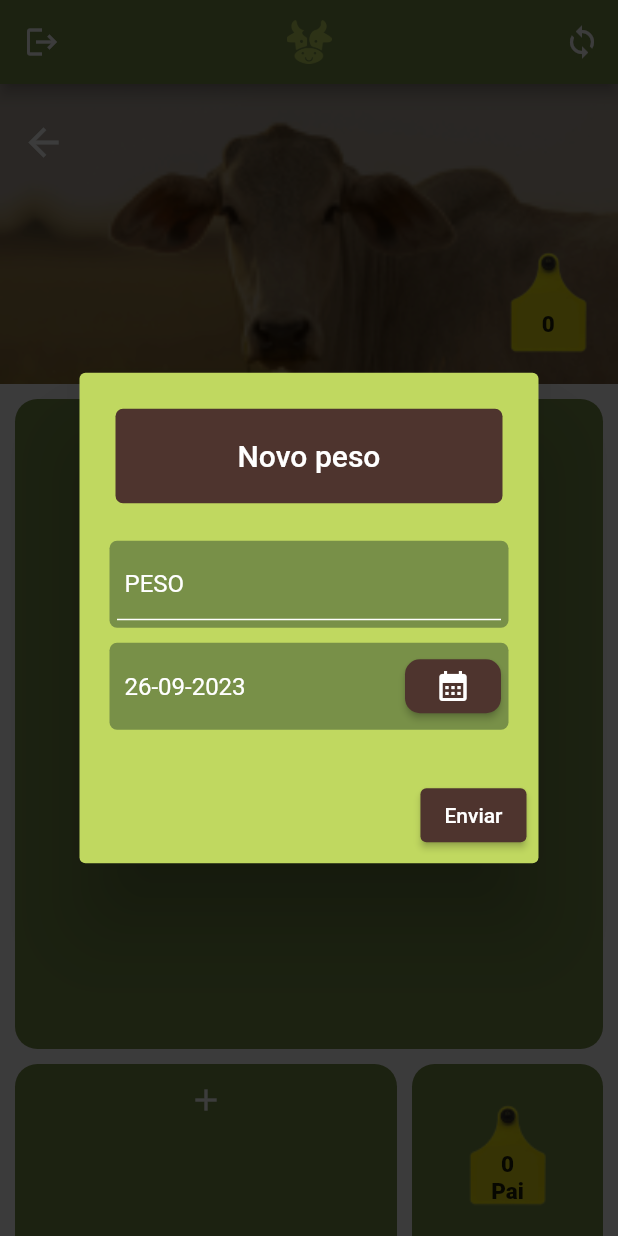
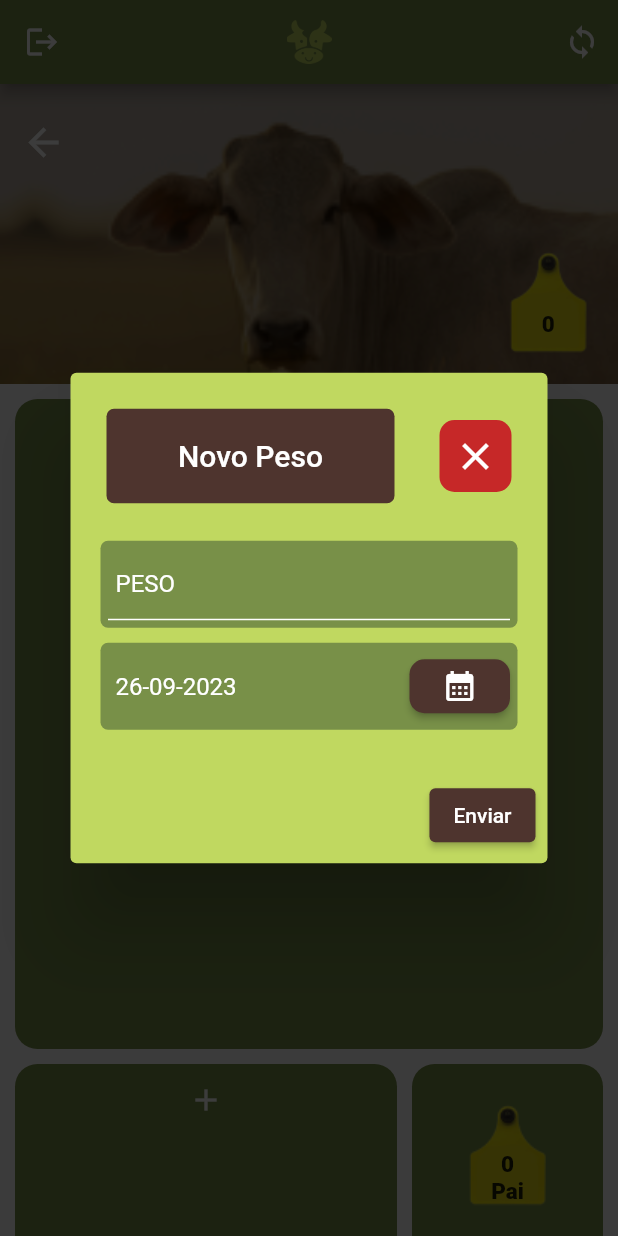
Before and after one commit to gabrielss2406/CattleCalf, a Flutter app: the InsightsCow screen opened directly with empty values, after a tap on the "add" icon, on a phone screen of 412 x 824 dp. Run offline on Flutter 3.47's test engine with Material 2 defaults, Android fonts, the phone set to English and light mode, and no system bars; our stand-ins replace animated_splash_screen, charts_flutter, fl_chart, internet_connection_checker, lottie, mask_text_input_formatter and 2 more; missing offline and left inert: cpf_cnpj_validator; accounts and stored records are empty.

Commit message:
26_09_23

```diff
--- a/lib/views/screens/pop_ups/InsertNewWeight.dart
+++ b/lib/views/screens/pop_ups/InsertNewWeight.dart
@@ -44,18 +44,43 @@ class _NewWeightState extends State<NewWeight> {
     return StatefulBuilder(
       builder: (context, setState) {
         return AlertDialog(
-          title: Container(
-            padding: EdgeInsets.symmetric(vertical: 20.0, horizontal: 20.0),
+          title: Row(
+            children: [
+              Expanded(
+                flex: 4,
+                child: Container(
+                  padding:
+                      EdgeInsets.symmetric(vertical: 20.0, horizontal: 20.0),
                   decoration: BoxDecoration(
                       color: Colors.brown[800],
                       borderRadius: BorderRadius.circular(5)),
                   alignment: Alignment.center,
                   child: Text(
-              'Novo peso',
+                    'Novo Peso',
                     style: TextStyle(
                       color: Colors.white,
                     ),
                   ),
+                ),
+              ),
+              SizedBox(width: 30),
+              Expanded(
+                child: Container(
+                  decoration: BoxDecoration(
+                      color: Colors.red[800],
+                      borderRadius: BorderRadius.circular(10)),
+                  alignment: Alignment.center,
+                  child: IconButton(
+                    icon: Icon(Icons.close),
+                    onPressed: () {
+                      Navigator.of(context).popUntil((route) => route.isFirst);
+                    },
+                    iconSize: 30.0,
+                    color: const Color.fromARGB(255, 255, 255, 255),
+                  ),
+                ),
+              ),
+            ],
           ),
           contentPadding: EdgeInsets.all(20),
           backgroundColor: Color.fromARGB(255, 192, 216, 96),
```
Also changed, not shown: lib/views/screens/pop_ups/InsertNewAnnotation.dart (+27 -2 lines), lib/views/screens/pop_ups/InsertNewCow.dart (+32 -5 lines), lib/views/screens/pop_ups/InsertNewEconomy.dart (+26 -3 lines), pubspec.lock. Lines whose indentation alone changed are shown as unchanged.
